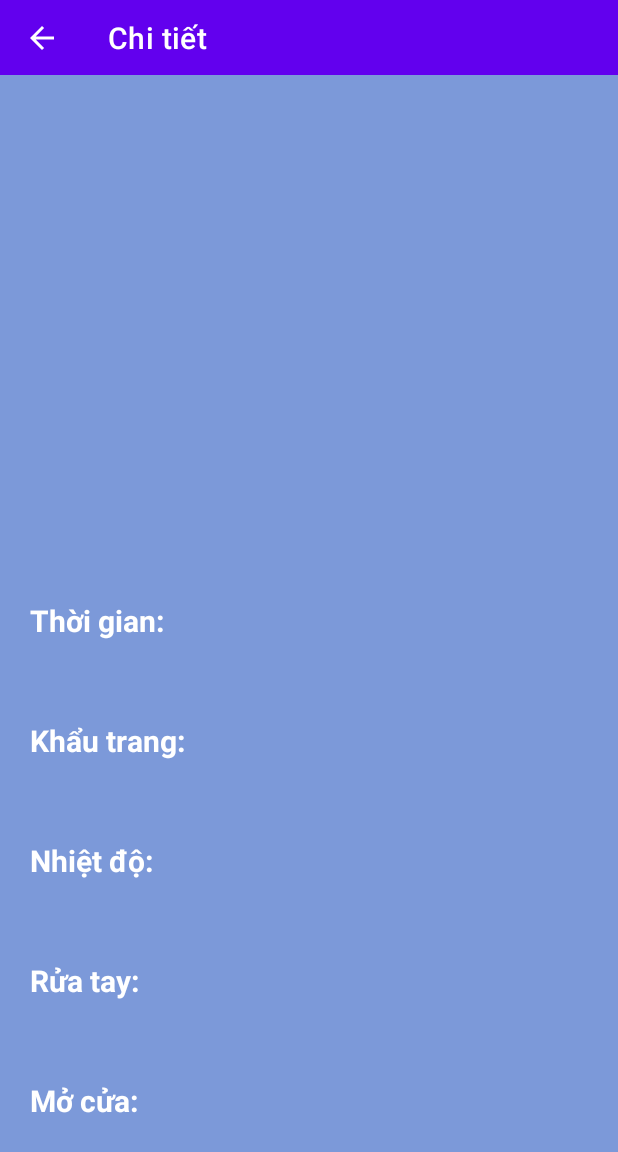
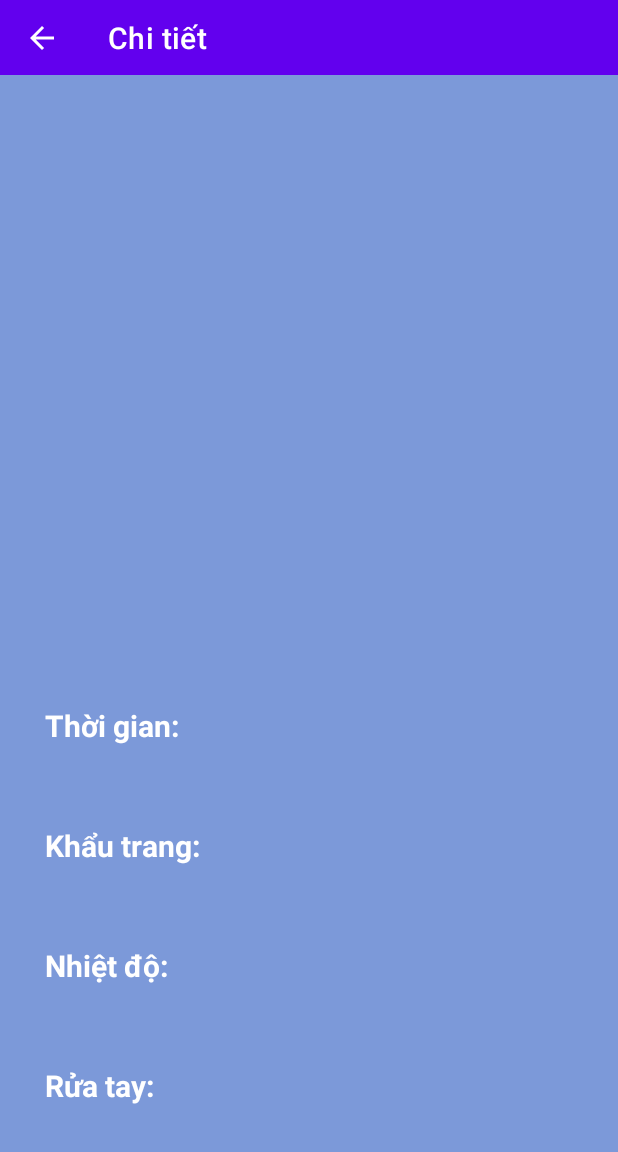
Before and after one commit to MaiXuanNhat/PBL4_app, an Android app: the DetailFragment screen opened through its navigation route, on a phone screen of 412 x 824 dp. Shown: the top 1152 px of the screen. Run offline under Robolectric (Android 15) with nearby library versions, the phone set to English and light mode, and no system bars; our stand-ins replace Firebase (no records; nobody signed in at launch, a user with empty details on screens opened directly), Room's generated code; 9 statements that could not run were skipped.

Commit message:
fix giao diện

```diff
--- a/app/src/main/res/layout/fragment_detail.xml
+++ b/app/src/main/res/layout/fragment_detail.xml
@@ -22,7 +22,7 @@
         android:layout_width="match_parent"
         android:layout_height="match_parent"
         android:orientation="vertical"
-        android:layout_margin="20dp">
+        android:layout_margin="30dp">
 
         <ImageView
             android:id="@+id/detailIMG"
@@ -33,7 +33,8 @@
             android:layout_width="match_parent"
             android:layout_height="80dp"
             android:gravity="center"
-            android:orientation="horizontal">
+            android:orientation="horizontal"
+            android:layout_marginTop="60dp">
 
             <TextView
                 android:layout_width="120dp"
```
